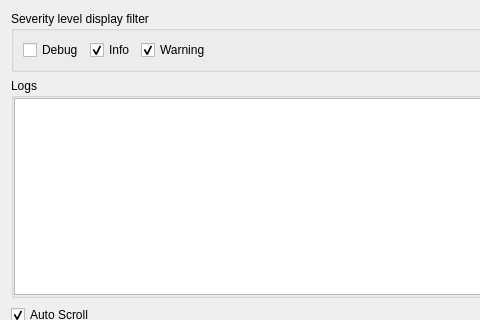
Old version of the form src/dialogs/diagnosticdialog.ui in the repository ModbusScope/ModbusScope; both pictures show x 0 to 480 and y 0 to 320 of the 746 by 466 pixel window.
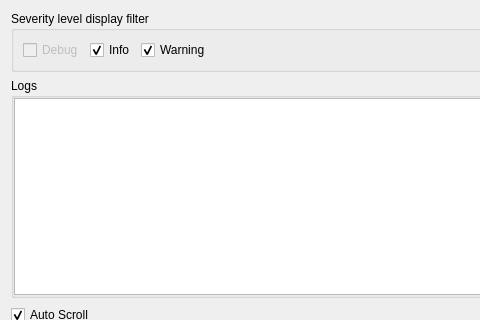
New version of the form.

The edit to the form file:
```diff
--- a/src/dialogs/diagnosticdialog.ui
+++ b/src/dialogs/diagnosticdialog.ui
@@ -22,6 +22,9 @@
      <layout class="QHBoxLayout" name="horizontalLayout_3">
       <item>
        <widget class="QCheckBox" name="checkDebug">
+        <property name="enabled">
+         <bool>false</bool>
+        </property>
         <property name="text">
          <string>Debug</string>
         </property>
```
